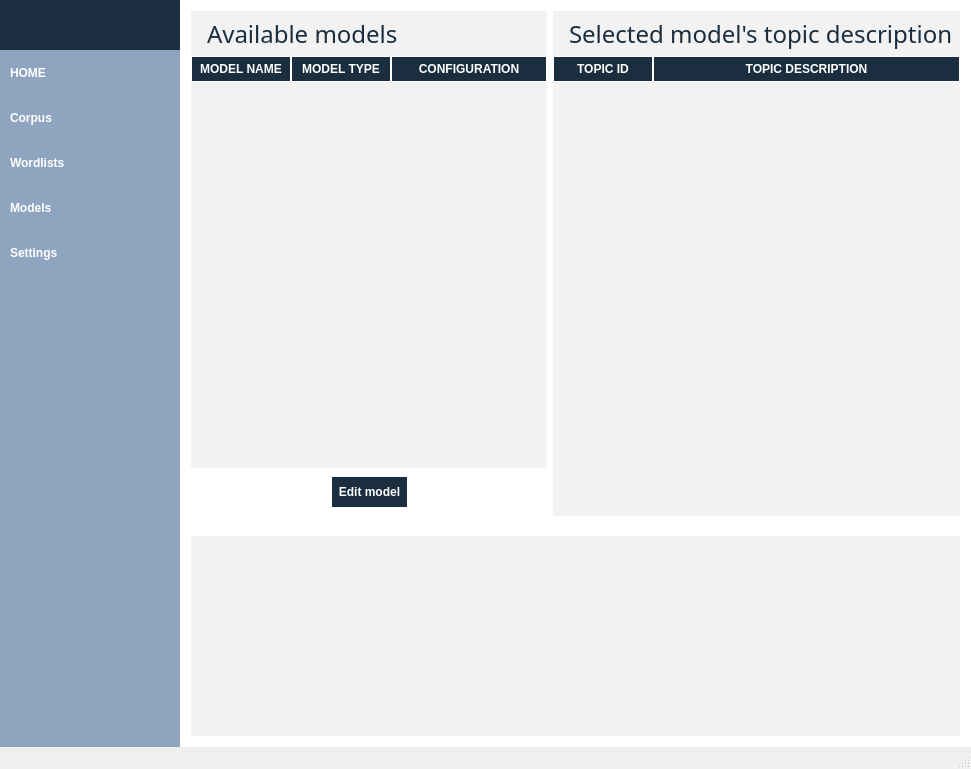
This is src/gui/uis/main_window.ui in IntelCompH2020/topicmodeler as Qt 5 draws it before an edit. The edited form follows.
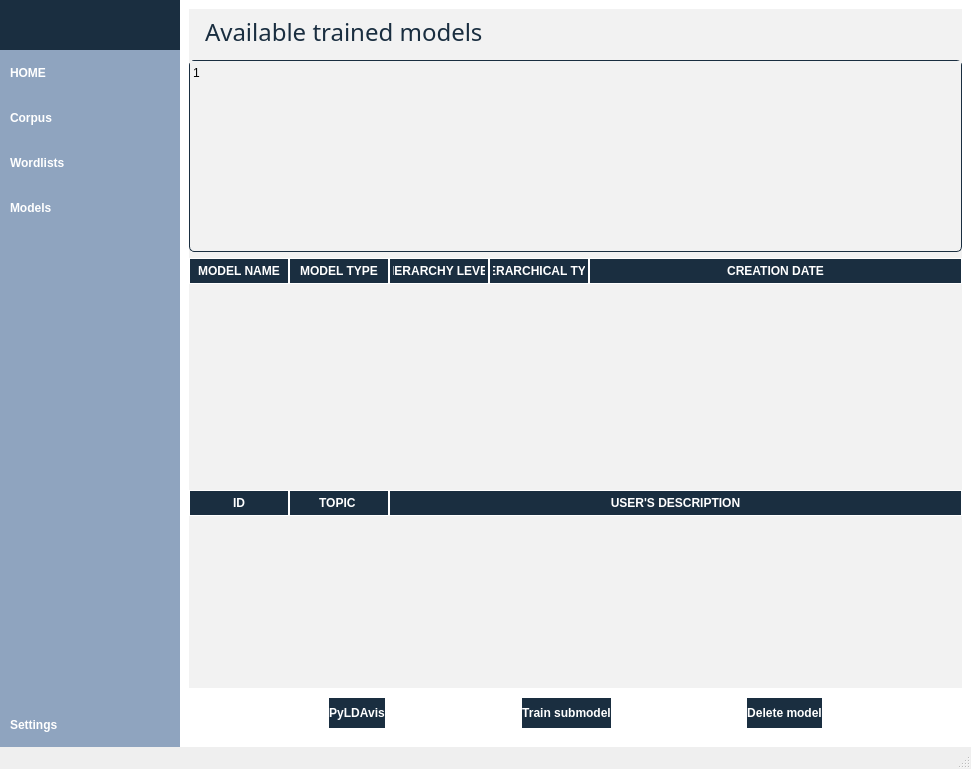
This is the edited form. The open tabs and pages were chosen to show the change. Icons and pictures are not drawn.

Commit message: Added model functions in GUI; GUI module reorganized.

```diff
--- a/src/gui/uis/main_window.ui
+++ b/src/gui/uis/main_window.ui
@@ -689,6 +689,33 @@
                </property>
               </widget>
              </item>
+             <item>
+              <widget class="QFrame" name="push_frame">
+               <property name="frameShape">
+                <enum>QFrame::NoFrame</enum>
+               </property>
+               <property name="frameShadow">
+                <enum>QFrame::Raised</enum>
+               </property>
+               <layout class="QVBoxLayout" name="verticalLayout_8">
+                <property name="spacing">
+                 <number>0</number>
+                </property>
+                <property name="leftMargin">
+                 <number>0</number>
+                </property>
+                <property name="topMargin">
+                 <number>0</number>
+                </property>
+                <property name="rightMargin">
+                 <number>0</number>
+                </property>
+                <property name="bottomMargin">
+                 <number>0</number>
+                </property>
+               </layout>
+              </widget>
+             </item>
              <item>
               <widget class="QPushButton" name="menu_button_5">
                <property name="sizePolicy">
@@ -754,33 +781,6 @@
                </property>
               </widget>
              </item>
-             <item>
-              <widget class="QFrame" name="push_frame">
-               <property name="frameShape">
-                <enum>QFrame::NoFrame</enum>
-               </property>
-               <property name="frameShadow">
-                <enum>QFrame::Raised</enum>
-               </property>
-               <layout class="QVBoxLayout" name="verticalLayout_8">
-                <property name="spacing">
-                 <number>0</number>
-                </property>
-                <property name="leftMargin">
-                 <number>0</number>
-                </property>
-                <property name="topMargin">
-                 <number>0</number>
-                </property>
-                <property name="rightMargin">
-                 <number>0</number>
-                </property>
-                <property name="bottomMargin">
-                 <number>0</number>
-                </property>
-               </layout>
-              </widget>
-             </item>
             </layout>
            </widget>
           </item>
@@ -2666,22 +2666,7 @@
                 </layout>
                </widget>
                <widget class="QWidget" name="page_models">
-                <layout class="QVBoxLayout" name="verticalLayout_48">
-                 <property name="spacing">
-                  <number>0</number>
-                 </property>
-                 <property name="leftMargin">
-                  <number>0</number>
-                 </property>
-                 <property name="topMargin">
-                  <number>0</number>
-                 </property>
-                 <property name="rightMargin">
-                  <number>0</number>
-                 </property>
-                 <property name="bottomMargin">
-                  <number>0</number>
-                 </property>
+                <layout class="QVBoxLayout" name="verticalLayout_18">
                  <item>
                   <widget class="QFrame" name="frame_models">
                    <property name="frameShape">
@@ -2690,66 +2675,6 @@
                    <property name="frameShadow">
                     <enum>QFrame::Raised</enum>
                    </property>
-                   <layout class="QVBoxLayout" name="verticalLayout_11">
-                    <property name="spacing">
-                     <number>0</number>
-                    </property>
-                    <property name="leftMargin">
-                     <number>0</number>
-                    </property>
-                    <property name="topMargin">
-                     <number>0</number>
-                    </property>
-                    <property name="rightMargin">
-                     <number>0</number>
-                    </property>
-                    <property name="bottomMargin">
-                     <number>0</number>
-                    </property>
-                    <item>
-                     <widget class="QFrame" name="frame_available_models">
-                      <property name="frameShape">
-                       <enum>QFrame::StyledPanel</enum>
-                      </property>
-                      <property name="frameShadow">
-                       <enum>QFrame::Raised</enum>
-                      </property>
-                      <layout class="QVBoxLayout" name="verticalLayout_7">
-                       <property name="spacing">
-                        <number>0</number>
-                       </property>
-                       <property name="leftMargin">
-                        <number>0</number>
-                       </property>
-                       <property name="topMargin">
-                        <number>0</number>
-                       </property>
-                       <property name="rightMargin">
-                        <number>0</number>
-                       </property>
-                       <property name="bottomMargin">
-                        <number>0</number>
-                       </property>
-                       <item>
-                        <widget class="QFrame" name="frame_available_models_top">
-                         <property name="frameShape">
-                          <enum>QFrame::StyledPanel</enum>
-                         </property>
-                         <property name="frameShadow">
-                          <enum>QFrame::Raised</enum>
-                         </property>
-                         <layout class="QHBoxLayout" name="horizontalLayout_3">
-                          <item>
-                           <widget class="QFrame" name="frame_available_models_description">
-                            <property name="styleSheet">
-                             <string notr="true">background-color: #F2F2F2;</string>
-                            </property>
-                            <property name="frameShape">
-                             <enum>QFrame::NoFrame</enum>
-                            </property>
-                            <property name="frameShadow">
-                             <enum>QFrame::Raised</enum>
-                            </property>
                             <layout class="QVBoxLayout" name="verticalLayout_50">
                              <property name="spacing">
                               <number>0</number>
@@ -2767,7 +2692,80 @@
                               <number>0</number>
                              </property>
                              <item>
-                              <widget class="QLabel" name="label_available_models">
+                     <widget class="QFrame" name="content_models">
+                      <property name="frameShape">
+                       <enum>QFrame::NoFrame</enum>
+                      </property>
+                      <property name="frameShadow">
+                       <enum>QFrame::Raised</enum>
+                      </property>
+                      <layout class="QVBoxLayout" name="verticalLayout_55">
+                       <property name="spacing">
+                        <number>0</number>
+                       </property>
+                       <property name="leftMargin">
+                        <number>0</number>
+                       </property>
+                       <property name="topMargin">
+                        <number>0</number>
+                       </property>
+                       <property name="rightMargin">
+                        <number>0</number>
+                       </property>
+                       <property name="bottomMargin">
+                        <number>0</number>
+                       </property>
+                       <item>
+                        <widget class="QStackedWidget" name="models_tabs">
+                         <property name="currentIndex">
+                          <number>0</number>
+                         </property>
+                         <widget class="QWidget" name="page_models_main">
+                          <layout class="QVBoxLayout" name="verticalLayout_7">
+                           <property name="spacing">
+                            <number>0</number>
+                           </property>
+                           <property name="leftMargin">
+                            <number>0</number>
+                           </property>
+                           <property name="topMargin">
+                            <number>0</number>
+                           </property>
+                           <property name="rightMargin">
+                            <number>0</number>
+                           </property>
+                           <property name="bottomMargin">
+                            <number>0</number>
+                           </property>
+                           <item>
+                            <widget class="QFrame" name="frame_available_trained_models">
+                             <property name="styleSheet">
+                              <string notr="true">background-color: #F2F2F2;</string>
+                             </property>
+                             <property name="frameShape">
+                              <enum>QFrame::NoFrame</enum>
+                             </property>
+                             <property name="frameShadow">
+                              <enum>QFrame::Raised</enum>
+                             </property>
+                             <layout class="QVBoxLayout" name="verticalLayout_60">
+                              <property name="spacing">
+                               <number>-1</number>
+                              </property>
+                              <property name="leftMargin">
+                               <number>0</number>
+                              </property>
+                              <property name="topMargin">
+                               <number>0</number>
+                              </property>
+                              <property name="rightMargin">
+                               <number>0</number>
+                              </property>
+                              <property name="bottomMargin">
+                               <number>0</number>
+                              </property>
+                              <item>
+                               <widget class="QLabel" name="label_available_trained_models">
                                <property name="sizePolicy">
                                 <sizepolicy hsizetype="Expanding" vsizetype="Fixed">
                                  <horstretch>0</horstretch>
@@ -2801,12 +2799,72 @@
 padding-left: 10px;</string>
                                </property>
                                <property name="text">
-                                <string>Available models</string>
+                                 <string>Available trained models</string>
                                </property>
                               </widget>
                              </item>
                              <item>
-                              <widget class="QTableWidget" name="table_available_models">
+                               <widget class="QTreeWidget" name="treeView_trained_models">
+                                <property name="styleSheet">
+                                 <string notr="true">QTreeWidget {	
+	background-color: #F2F2F2;
+	padding: 0px;
+	border-radius: 5px;
+	font: 87 12pt &quot;Avenir&quot;;
+	gridline-color:#FFFFFF;
+}
+QTreeWidget::item{
+	padding-left: 5px;
+	padding-right: 5px;
+	background-color: #F2F2F2;
+	color:black;
+	gridline-color:#FFFFFF;
+}
+QTreeWidget::item:selected{
+	background-color: #4D6F8C;
+}
+QScrollBar:horizontal {
+	background: #4D6F8C;
+    border: none;
+    height: 2px;
+	margin: 0px 2px 0 2px;
+}
+ QScrollBar:vertical {
+    background: #4D6F8C;
+    border: none;
+    width: 2px;
+    margin: 2px 0 2px 0;
+	border-radius: 0px;
+ }
+
+ QTreeWidget::horizontalHeader {	
+	background-color: #F2F2F2;
+	padding: 3px;
+	color:white;
+}
+
+QHeaderView::section:horizontal
+{
+    border: none;
+	background-color: #F2F2F2;
+	padding: 3px;
+	border-top-left-radius: 7px;
+    border-top-right-radius: 7px;
+}
+</string>
+                                </property>
+                                <attribute name="headerStretchLastSection">
+                                 <bool>true</bool>
+                                </attribute>
+                                <column>
+                                 <property name="text">
+                                  <string/>
+                                 </property>
+                                </column>
+                               </widget>
+                              </item>
+                              <item>
+                               <widget class="QTableWidget" name="table_available_trained_models_desc">
                                <property name="styleSheet">
                                 <string notr="true">QTableWidget {	
 	background-color: #F2F2F2;
@@ -2858,6 +2916,9 @@
                                <attribute name="horizontalHeaderStretchLastSection">
                                 <bool>true</bool>
                                </attribute>
+                                <attribute name="verticalHeaderVisible">
+                                 <bool>false</bool>
+                                </attribute>
                                <attribute name="verticalHeaderStretchLastSection">
                                 <bool>false</bool>
                                </attribute>
@@ -2885,7 +2946,7 @@
                                </column>
                                <column>
                                 <property name="text">
-                                 <string>CONFIGURATION</string>
+                                  <string>HIERARCHY LEVEL</string>
                                 </property>
                                 <property name="font">
                                  <font>
@@ -2894,36 +2955,209 @@
                                  </font>
                                 </property>
                                </column>
+                                <column>
+                                 <property name="text">
+                                  <string>HIERARCHICAL TYPE</string>
+                                 </property>
+                                 <property name="font">
+                                  <font>
+                                   <weight>75</weight>
+                                   <bold>true</bold>
+                                  </font>
+                                 </property>
+                                </column>
+                                <column>
+                                 <property name="text">
+                                  <string>CREATION DATE</string>
+                                 </property>
+                                 <property name="font">
+                                  <font>
+                                   <weight>75</weight>
+                                   <bold>true</bold>
+                                  </font>
+                                 </property>
+                                </column>
                               </widget>
                              </item>
                              <item>
-                              <widget class="QFrame" name="frame">
+                               <widget class="QLabel" name="label_available_trained_models_topics">
+                                <property name="sizePolicy">
+                                 <sizepolicy hsizetype="Expanding" vsizetype="Fixed">
+                                  <horstretch>0</horstretch>
+                                  <verstretch>0</verstretch>
+                                 </sizepolicy>
+                                </property>
+                                <property name="minimumSize">
+                                 <size>
+                                  <width>0</width>
+                                  <height>45</height>
+                                 </size>
+                                </property>
+                                <property name="maximumSize">
+                                 <size>
+                                  <width>16777215</width>
+                                  <height>45</height>
+                                 </size>
+                                </property>
+                                <property name="font">
+                                 <font>
+                                  <family>Futura</family>
+                                  <pointsize>13</pointsize>
+                                  <weight>10</weight>
+                                  <italic>false</italic>
+                                  <bold>false</bold>
+                                 </font>
+                                </property>
                                <property name="styleSheet">
-                                <string notr="true">background-color:white;
-border:none;</string>
-                               </property>
+                                 <string notr="true">color:#1A2E40;
+font: 87 13pt &quot;Futura&quot;;
+padding-left: 10px;</string>
+                                </property>
+                                <property name="text">
+                                 <string/>
+                                </property>
+                               </widget>
+                              </item>
+                              <item>
+                               <widget class="QTableWidget" name="tableWidget_trained_models_topics">
+                                <property name="styleSheet">
+                                 <string notr="true">QTableWidget {	
+	background-color: #F2F2F2;
+	padding: 0px;
+	border-radius: 5px;
+	font: 87 12pt &quot;Avenir&quot;;
+	gridline-color:#FFFFFF;
+}
+QTableWidget::item{
+	padding-left: 5px;
+	padding-right: 5px;
+	background-color: #F2F2F2;
+	color:black;
+	gridline-color:#FFFFFF;
+}
+QTableWidget::item:selected{
+	background-color: #4D6F8C;
+}
+QScrollBar:horizontal {
+	background: #4D6F8C;
+    border: none;
+    height: 2px;
+	margin: 0px 2px 0 2px;
+}
+ QScrollBar:vertical {
+    background: #4D6F8C;
+    border: none;
+    width: 2px;
+    margin: 2px 0 2px 0;
+	border-radius: 0px;
+ }
+
+QHeaderView::section:horizontal
+{
+	background-color: #1A2E40;
+	padding: 3px;
+    border-bottom: 1px solid #FFFFFF;
+    border-right: 1px solid #FFFFFF;
+    border-top: 1px solid #FFFFFF;
+    border-left: 1px solid #FFFFFF;
+	color:white;
+}
+
+</string>
+                                </property>
+                                <attribute name="horizontalHeaderStretchLastSection">
+                                 <bool>true</bool>
+                                </attribute>
+                                <attribute name="verticalHeaderVisible">
+                                 <bool>false</bool>
+                                </attribute>
+                                <column>
+                                 <property name="text">
+                                  <string>ID</string>
+                                 </property>
+                                 <property name="font">
+                                  <font>
+                                   <weight>75</weight>
+                                   <bold>true</bold>
+                                  </font>
+                                 </property>
+                                </column>
+                                <column>
+                                 <property name="text">
+                                  <string>TOPIC </string>
+                                 </property>
+                                 <property name="font">
+                                  <font>
+                                   <weight>75</weight>
+                                   <bold>true</bold>
+                                  </font>
+                                 </property>
+                                </column>
+                                <column>
+                                 <property name="text">
+                                  <string>USER'S DESCRIPTION</string>
+                                 </property>
+                                 <property name="font">
+                                  <font>
+                                   <weight>75</weight>
+                                   <bold>true</bold>
+                                  </font>
+                                 </property>
+                                </column>
+                               </widget>
+                              </item>
+                              <item>
+                               <widget class="QFrame" name="frame_push_trained_model">
+                                <property name="sizePolicy">
+                                 <sizepolicy hsizetype="MinimumExpanding" vsizetype="Ignored">
+                                  <horstretch>0</horstretch>
+                                  <verstretch>0</verstretch>
+                                 </sizepolicy>
+                                </property>
+                                <property name="styleSheet">
+                                 <string notr="true">border:none;</string>
+                                </property>
                                <property name="frameShape">
                                 <enum>QFrame::StyledPanel</enum>
                                </property>
                                <property name="frameShadow">
                                 <enum>QFrame::Raised</enum>
                                </property>
-                               <layout class="QHBoxLayout" name="horizontalLayout_2">
+                               </widget>
+                              </item>
+                             </layout>
+                            </widget>
+                           </item>
                                 <item>
-                                 <spacer name="horizontalSpacer">
+                            <widget class="QFrame" name="frame_pushButton_train_model">
+                             <property name="sizePolicy">
+                              <sizepolicy hsizetype="Preferred" vsizetype="Fixed">
+                               <horstretch>0</horstretch>
+                               <verstretch>0</verstretch>
+                              </sizepolicy>
+                             </property>
+                             <property name="frameShape">
+                              <enum>QFrame::StyledPanel</enum>
+                             </property>
+                             <property name="frameShadow">
+                              <enum>QFrame::Raised</enum>
+                             </property>
+                             <layout class="QHBoxLayout" name="horizontalLayout_23">
+                              <item>
+                               <spacer name="horizontalSpacer_18">
                                   <property name="orientation">
                                    <enum>Qt::Horizontal</enum>
                                   </property>
                                   <property name="sizeHint" stdset="0">
                                    <size>
-                                    <width>39</width>
+                                  <width>40</width>
                                     <height>20</height>
                                    </size>
                                   </property>
                                  </spacer>
                                 </item>
                                 <item>
-                                 <widget class="QPushButton" name="pushButton">
+                               <widget class="QPushButton" name="pushButton_models_pyldavis">
                                   <property name="minimumSize">
                                    <size>
                                     <width>0</width>
@@ -2947,7 +3181,91 @@
 </string>
                                   </property>
                                   <property name="text">
-                                   <string>  Edit model  </string>
+                                 <string>PyLDAvis</string>
+                                </property>
+                               </widget>
+                              </item>
+                              <item>
+                               <spacer name="horizontalSpacer_19">
+                                <property name="orientation">
+                                 <enum>Qt::Horizontal</enum>
+                                </property>
+                                <property name="sizeHint" stdset="0">
+                                 <size>
+                                  <width>40</width>
+                                  <height>20</height>
+                                 </size>
+                                </property>
+                               </spacer>
+                              </item>
+                              <item>
+                               <widget class="QPushButton" name="pushButton_train_submodel">
+                                <property name="minimumSize">
+                                 <size>
+                                  <width>0</width>
+                                  <height>30</height>
+                                 </size>
+                                </property>
+                                <property name="styleSheet">
+                                 <string notr="true">QPushButton {
+	background-color: #1A2E40;
+	font: 87 13pt &quot;Avenir&quot;;
+	font-weight: bold;
+	color: #FFFFFF;
+}
+QPushButton:hover {
+	background-color: #4D6F8C;
+ }
+QPushButton:pressed {	
+	background-color: #4D6F8C;
+}
+
+</string>
+                                </property>
+                                <property name="text">
+                                 <string>Train submodel</string>
+                                </property>
+                               </widget>
+                              </item>
+                              <item>
+                               <spacer name="horizontalSpacer_20">
+                                <property name="orientation">
+                                 <enum>Qt::Horizontal</enum>
+                                </property>
+                                <property name="sizeHint" stdset="0">
+                                 <size>
+                                  <width>40</width>
+                                  <height>20</height>
+                                 </size>
+                                </property>
+                               </spacer>
+                              </item>
+                              <item>
+                               <widget class="QPushButton" name="pushButton_delete_model">
+                                <property name="minimumSize">
+                                 <size>
+                                  <width>0</width>
+                                  <height>30</height>
+                                 </size>
+                                </property>
+                                <property name="styleSheet">
+                                 <string notr="true">QPushButton {
+	background-color: #1A2E40;
+	font: 87 13pt &quot;Avenir&quot;;
+	font-weight: bold;
+	color: #FFFFFF;
+}
+QPushButton:hover {
+	background-color: #4D6F8C;
+ }
+QPushButton:pressed {	
+	background-color: #4D6F8C;
+}
+
+</string>
+                                </property>
+                                <property name="text">
+                                 <string>Delete model</string>
                                   </property>
                                  </widget>
                                 </item>
@@ -2969,19 +3287,17 @@
                              </item>
                             </layout>
                            </widget>
-                          </item>
+                         <widget class="QWidget" name="page_models_pyldavis">
+                          <layout class="QVBoxLayout" name="verticalLayout_11">
                           <item>
-                           <widget class="QFrame" name="frame_available_models_topics">
-                            <property name="styleSheet">
-                             <string notr="true">background-color: #F2F2F2;</string>
-                            </property>
+                            <widget class="QFrame" name="frame_pyldavis">
                             <property name="frameShape">
                              <enum>QFrame::NoFrame</enum>
                             </property>
                             <property name="frameShadow">
                              <enum>QFrame::Raised</enum>
                             </property>
-                            <layout class="QVBoxLayout" name="verticalLayout_51">
+                             <layout class="QVBoxLayout" name="verticalLayout_23">
                              <property name="spacing">
                               <number>0</number>
                              </property>
@@ -2998,136 +3314,83 @@
                               <number>0</number>
                              </property>
                              <item>
-                              <widget class="QLabel" name="label_available_models_2">
+                               <widget class="QFrame" name="frame_button_back_pyldavis">
                                <property name="sizePolicy">
-                                <sizepolicy hsizetype="Expanding" vsizetype="Fixed">
+                                 <sizepolicy hsizetype="Preferred" vsizetype="Fixed">
                                  <horstretch>0</horstretch>
                                  <verstretch>0</verstretch>
                                 </sizepolicy>
                                </property>
-                               <property name="minimumSize">
-                                <size>
-                                 <width>0</width>
-                                 <height>45</height>
-                                </size>
-                               </property>
                                <property name="maximumSize">
                                 <size>
                                  <width>16777215</width>
-                                 <height>45</height>
-                                </size>
-                               </property>
-                               <property name="font">
-                                <font>
-                                 <family>Avenir</family>
-                                 <pointsize>18</pointsize>
-                                 <weight>10</weight>
-                                 <italic>false</italic>
-                                 <bold>false</bold>
-                                </font>
-                               </property>
+                                  <height>50</height>
+                                 </size>
+                                </property>
                                <property name="styleSheet">
-                                <string notr="true">color:#1A2E40;
-font: 87 18pt &quot;Avenir&quot;;
-padding-left: 10px;</string>
-                               </property>
-                               <property name="text">
-                                <string>Selected model's topic description</string>
-                               </property>
-                              </widget>
-                             </item>
-                             <item>
-                              <widget class="QTableWidget" name="table_topics_edit_model">
-                               <property name="styleSheet">
-                                <string notr="true">QTableWidget {	
-	background-color: #F2F2F2;
-	padding: 0px;
-	border-radius: 5px;
-	font: 87 12pt &quot;Avenir&quot;;
-	gridline-color:#FFFFFF;
-}
-QTableWidget::item{
-	padding-left: 5px;
-	padding-right: 5px;
-	background-color: #F2F2F2;
-	color:black;
-	gridline-color:#FFFFFF;
-}
-QTableWidget::item:selected{
-	background-color: #4D6F8C;
-}
-QScrollBar:horizontal {
-	background: #4D6F8C;
-    border: none;
-    height: 2px;
-	margin: 0px 2px 0 2px;
-}
- QScrollBar:vertical {
-    background: #4D6F8C;
-    border: none;
-    width: 2px;
-    margin: 2px 0 2px 0;
-	border-radius: 0px;
- }
-
-QHeaderView::section:horizontal
-{
-	background-color: #1A2E40;
-	padding: 3px;
-    border-bottom: 1px solid #FFFFFF;
-    border-right: 1px solid #FFFFFF;
-    border-top: 1px solid #FFFFFF;
-    border-left: 1px solid #FFFFFF;
-	color:white;
-}
-
-</string>
-                               </property>
-                               <property name="sizeAdjustPolicy">
-                                <enum>QAbstractScrollArea::AdjustToContents</enum>
-                               </property>
-                               <attribute name="horizontalHeaderStretchLastSection">
-                                <bool>true</bool>
-                               </attribute>
-                               <column>
-                                <property name="text">
-                                 <string>TOPIC ID</string>
-                                </property>
-                                <property name="font">
-                                 <font>
-                                  <weight>75</weight>
-                                  <bold>true</bold>
-                                 </font>
-                                </property>
-                               </column>
-                               <column>
-                                <property name="text">
-                                 <string>TOPIC DESCRIPTION</string>
-                                </property>
-                                <property name="font">
-                                 <font>
-                                  <weight>75</weight>
-                                  <bold>true</bold>
-                                 </font>
-                                </property>
-                               </column>
-                              </widget>
-                             </item>
-                            </layout>
-                           </widget>
-                          </item>
-                         </layout>
-                        </widget>
-                       </item>
-                       <item>
-                        <widget class="QFrame" name="frame_available_models_bottom">
+                                 <string notr="true">border:none;</string>
+                                </property>
                          <property name="frameShape">
                           <enum>QFrame::StyledPanel</enum>
                          </property>
                          <property name="frameShadow">
                           <enum>QFrame::Raised</enum>
                          </property>
-                         <layout class="QVBoxLayout" name="verticalLayout_52">
+                                <layout class="QHBoxLayout" name="horizontalLayout_2">
+                                 <item>
+                                  <spacer name="horizontalSpacer_15">
+                                   <property name="orientation">
+                                    <enum>Qt::Horizontal</enum>
+                                   </property>
+                                   <property name="sizeHint" stdset="0">
+                                    <size>
+                                     <width>805</width>
+                                     <height>20</height>
+                                    </size>
+                                   </property>
+                                  </spacer>
+                                 </item>
+                                 <item>
+                                  <widget class="QPushButton" name="pushButton_return_pyldavis">
+                                   <property name="sizePolicy">
+                                    <sizepolicy hsizetype="Fixed" vsizetype="Fixed">
+                                     <horstretch>0</horstretch>
+                                     <verstretch>0</verstretch>
+                                    </sizepolicy>
+                                   </property>
+                                   <property name="minimumSize">
+                                    <size>
+                                     <width>30</width>
+                                     <height>30</height>
+                                    </size>
+                                   </property>
+                                   <property name="maximumSize">
+                                    <size>
+                                     <width>30</width>
+                                     <height>30</height>
+                                    </size>
+                                   </property>
+                                   <property name="styleSheet">
+                                    <string notr="true">border:none;</string>
+                                   </property>
+                                   <property name="text">
+                                    <string/>
+                                   </property>
+                                   <property name="icon">
+                                    <iconset>
+                                     <normaloff>../resources/images/arrows_left.png</normaloff>../resources/images/arrows_left.png</iconset>
+                                   </property>
+                                   <property name="iconSize">
+                                    <size>
+                                     <width>35</width>
+                                     <height>35</height>
+                                    </size>
+                                   </property>
+                                  </widget>
+                                 </item>
+                                </layout>
+                               </widget>
+                              </item>
                           <item>
                            <widget class="QWidget" name="plot_pylavis_edit_model" native="true">
                             <property name="sizePolicy">
@@ -3146,9 +3409,10 @@
                              <string notr="true">QWidget {
 	background-color: #F2F2F2;
  
-}</string>
-                            </property>
-                            <layout class="QVBoxLayout" name="verticalLayout_53">
+}
+</string>
+                                </property>
+                                <layout class="QVBoxLayout" name="verticalLayout_59">
                              <property name="spacing">
                               <number>0</number>
                              </property>
@@ -3165,7 +3429,7 @@
                               <number>0</number>
                              </property>
                              <item>
-                              <layout class="QVBoxLayout" name="layout_plot_pyldavis_lda_2">
+                                  <layout class="QVBoxLayout" name="layout_plot_pyldavis">
                                <property name="spacing">
                                 <number>0</number>
                                </property>
@@ -3175,6 +3439,11 @@
                            </widget>
                           </item>
                          </layout>
+                            </widget>
+                           </item>
+                          </layout>
+                         </widget>
+                         <widget class="QWidget" name="page_edit"/>
                         </widget>
                        </item>
                       </layout>
```
Lines whose indentation alone changed are shown as unchanged. The commit also changes 12 other files.
